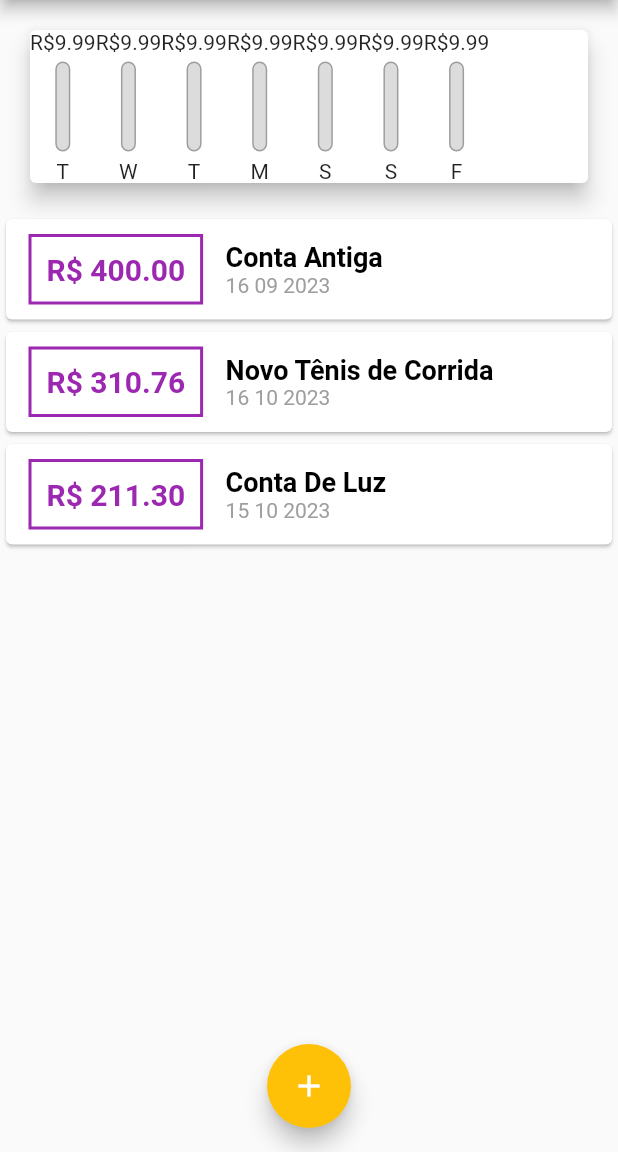
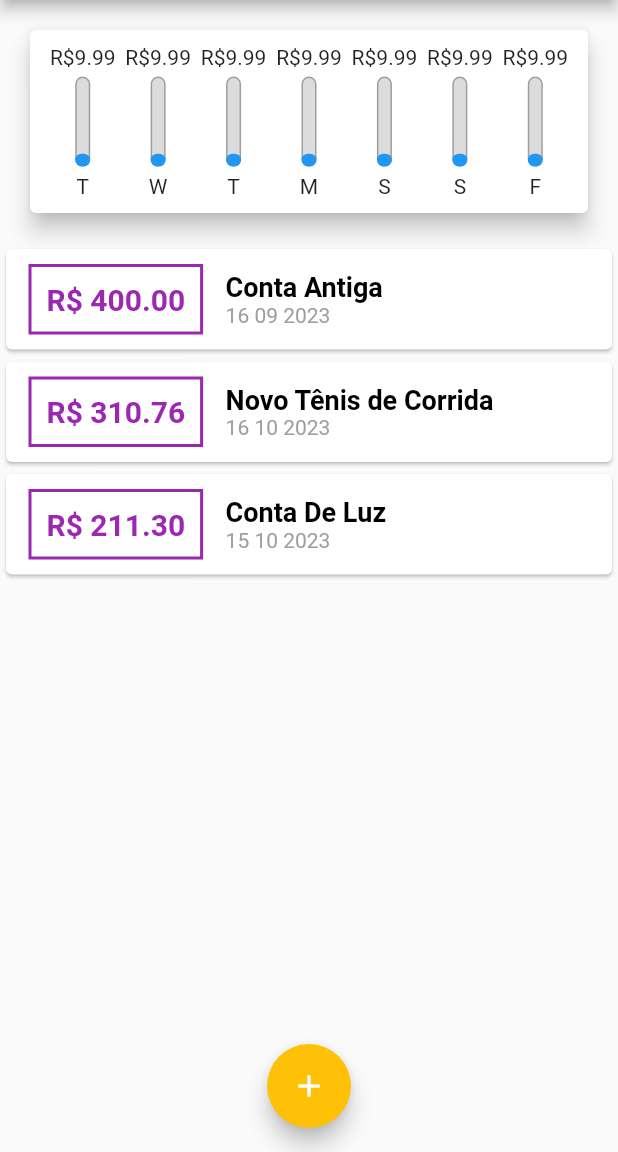
Before and after one commit to TewSantos/App_Despesas, a Flutter app: the screen it shows after launch, on a phone screen of 412 x 824 dp, the part 84-1236 px from its top. Run offline on Flutter 3.47's test engine with Material 2 defaults, Android fonts, the phone set to English and light mode, and no system bars; Roboto replaces fonts that are missing (OpenSans).

Commit message:
Ajustes no gráfico

```diff
--- a/lib/components/chart.dart
+++ b/lib/components/chart.dart
@@ -34,20 +34,33 @@ class Chart extends StatelessWidget {
     });
   }
 
+  double get _weekTotalValue{
+    return groupedTransactions.fold(0.0, (sum, tr){
+      return sum + (tr['value'] as double);
+    });
+  }
+
   @override
   Widget build(BuildContext context) {
     groupedTransactions;
     return Card(
       elevation: 6,
       margin: EdgeInsets.all(20),
-      child:  Row(
-        children: groupedTransactions.map((tr) {
-          return ChartBar(
-          label: tr['day'] as String,
-          value: tr['value'] as double,
-          percentage: 0,
-          );
-        }).toList(),
+      child:  Padding(
+        padding: const EdgeInsets.all(10),
+        child: Row(
+          mainAxisAlignment: MainAxisAlignment.spaceAround,
+          children: groupedTransactions.map((tr) {
+            return Flexible(
+              fit: FlexFit.tight,
+              child: ChartBar(
+                label: tr['day'] as String,
+                value: tr['value'] as double,
+                percentage: (tr['value'] as double) / _weekTotalValue,
+              ),
+            );
+          }).toList(),
+        ),
       ),
     );
   }
```
